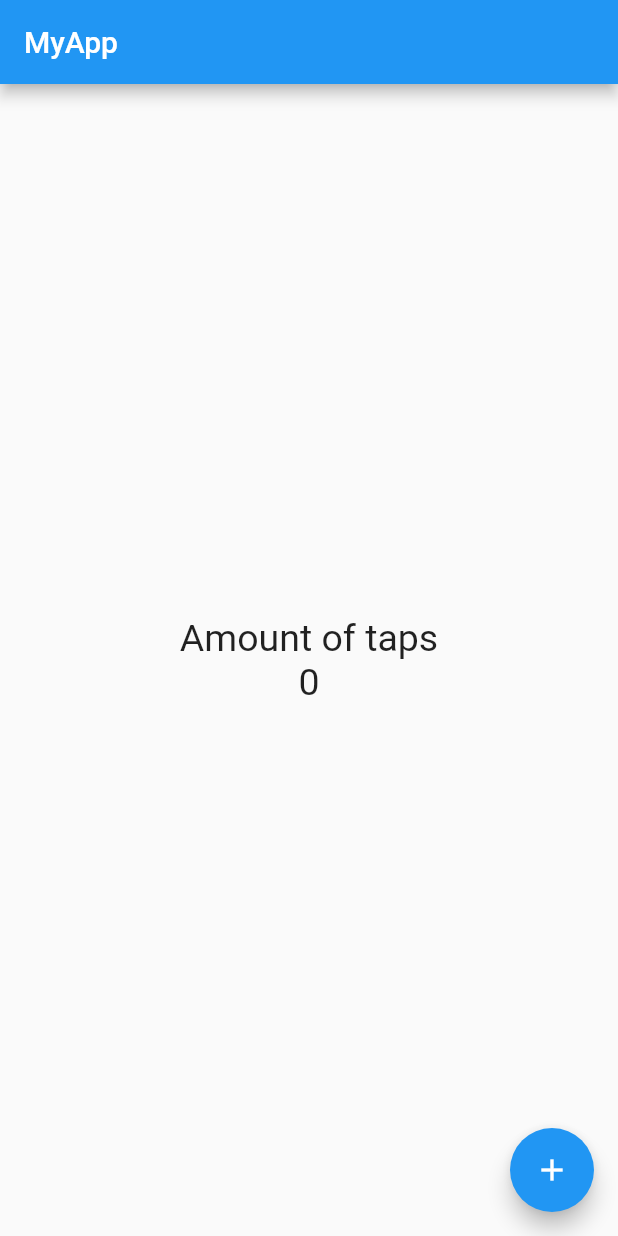
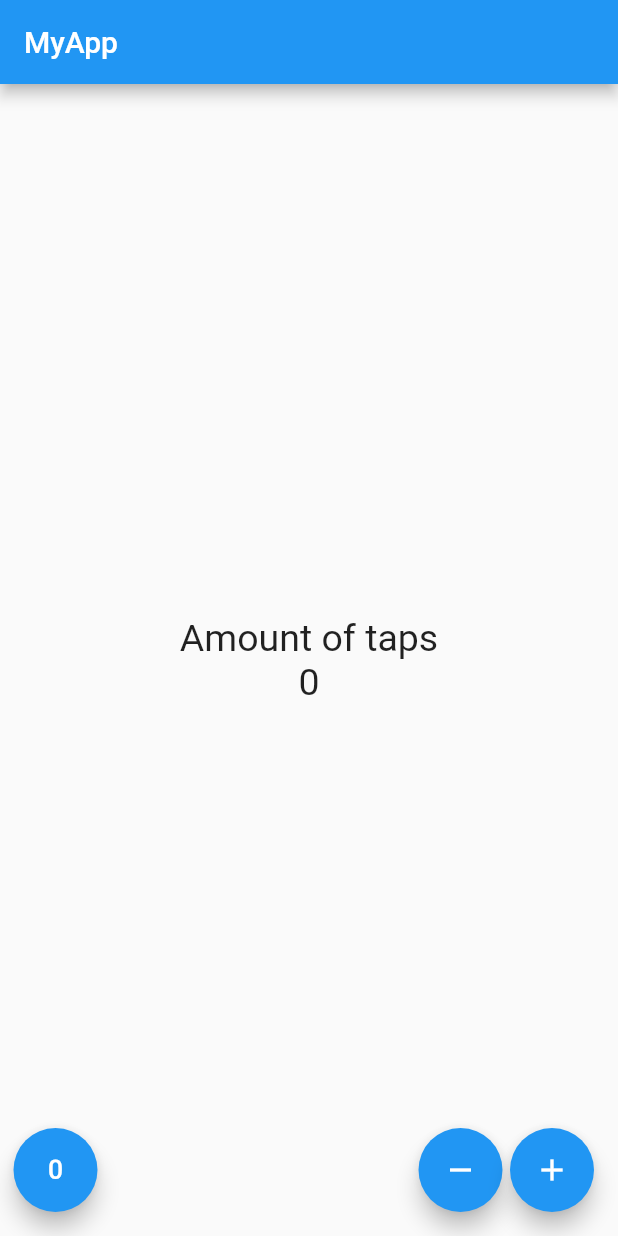
Before and after one commit to VictorParodi/Counter, a Flutter app: the screen it shows after launch, on a phone screen of 412 x 824 dp. Run offline on Flutter 3.47's test engine with Material 2 defaults, Android fonts, the phone set to English and light mode, and no system bars.

Commit message:
app1 commit 4: implemeting more features

```diff
--- a/lib/src/pages/counter_page.dart
+++ b/lib/src/pages/counter_page.dart
@@ -28,13 +28,51 @@ class _CounterPageState extends State<CounterPage> {
         )
       ),
 
-      floatingActionButton: FloatingActionButton(
-        onPressed: () {
-          _counter++;
-          setState((){});
-        },
-        child: Icon(Icons.add),
-      ),
+      floatingActionButton: _renderButtons(),
     );
   }
+
+  Widget _renderButtons() {
+    return Row(
+      mainAxisAlignment: MainAxisAlignment.end,
+
+      children: <Widget>[
+        SizedBox(width: 25.0),
+
+        FloatingActionButton(
+          onPressed: _reset,
+          child: Icon(Icons.exposure_zero),
+        ),
+
+        Expanded(child: SizedBox()),
+
+        FloatingActionButton(
+          onPressed: _remove,
+          child: Icon(Icons.remove),
+        ),
+
+        SizedBox(width: 5.0,),
+
+        FloatingActionButton(
+          onPressed: _add,
+          child: Icon(Icons.add),
+        )
+      ],
+    );
+  }
+
+  void _add() {
+    _counter++;
+    setState(() {});
+  }
+
+  void _remove() {
+    _counter--;
+    setState(() {});
+  }
+
+  void _reset() {
+    _counter = 0;
+    setState(() {});
+  }
 }
```
